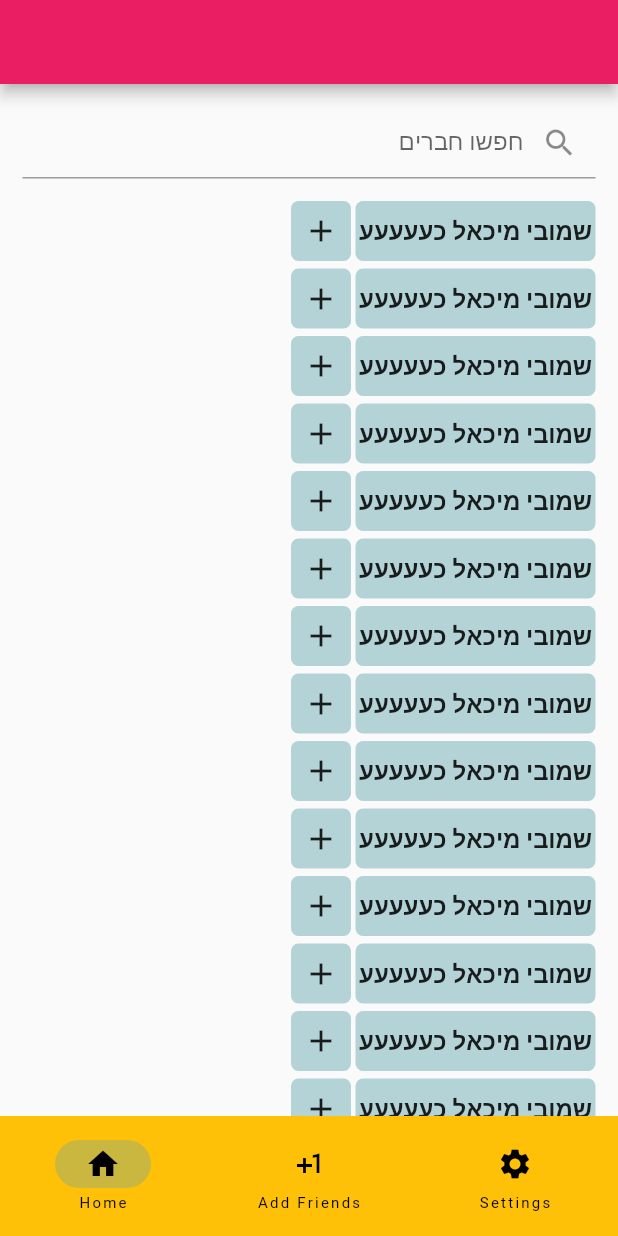
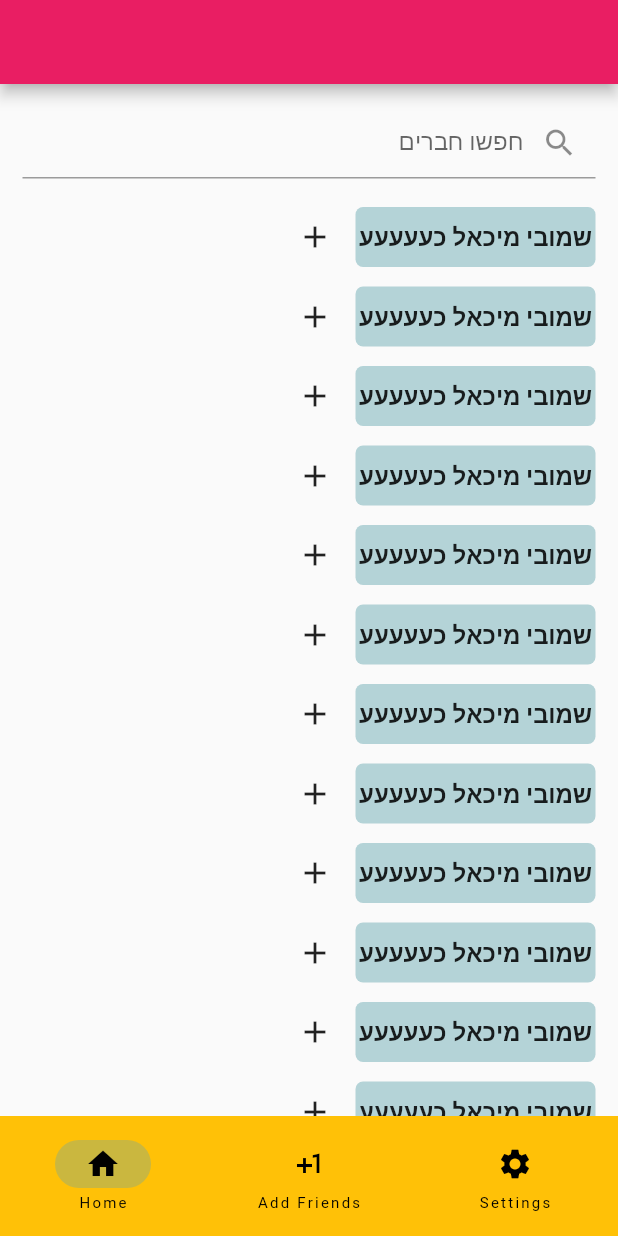
Before and after one commit to Guy-Michael/im_okay_client, a Flutter app: the screen it shows after launch, item 2 of the bottom bar chosen, on a phone screen of 412 x 824 dp. Run offline on Flutter 3.47's test engine with Material 2 defaults, Android fonts, the phone set to English and light mode, and no system bars; our stand-ins replace flutter_contacts, fluttertoast, go_router, shared_preferences.

Commit message:
refactor friends page

```diff
--- a/lib/pages/add_friends_page.dart
+++ b/lib/pages/add_friends_page.dart
@@ -27,7 +27,20 @@ class AddFriendsPageState extends State<AddFriendsPage> {
           child: ListView.builder(
             itemCount: 100,
             itemBuilder: (context, index) {
-              return Pair(name: 'שמובי מיכאל כעעעעע');
+              return Pair(
+                name: 'שמובי מיכאל כעעעעע',
+                appended: IconButton(
+                    // color: Color(0xffb4d3d7),
+                    style: ButtonStyle(
+                        fixedSize: const MaterialStatePropertyAll(Size(50, 50)),
+                        shape: MaterialStatePropertyAll(RoundedRectangleBorder(
+                            borderRadius: BorderRadius.circular(5)))),
+                    onPressed: () => debugPrint("pressed!"),
+                    alignment: Alignment.center,
+                    // decoration: BoxDecoration(
+                    //     color: const Color(0xffb4d3d7)),
+                    icon: const Icon(Icons.add)),
+              );
             },
           ),
         ),
@@ -64,28 +77,22 @@ class UserEntryWidget extends StatelessWidget {
 
 class Pair extends StatelessWidget {
   String name;
-
-  Pair({this.name = '', super.key});
+  Widget? appended;
+  Pair({this.name = '', this.appended, super.key});
 
   @override
   Widget build(BuildContext context) {
     return Container(
         margin: const EdgeInsets.only(bottom: 5, right: 15),
         child: Row(
-          mainAxisAlignment: MainAxisAlignment.end,
+          textDirection: TextDirection.rtl,
           crossAxisAlignment: CrossAxisAlignment.center,
-          children: [
-            Container(
-                width: 40,
-                height: 40,
-                alignment: Alignment.center,
-                decoration: BoxDecoration(
-                    borderRadius: BorderRadius.circular(5),
-                    color: const Color(0xffb4d3d7)),
-                child: const Icon(Icons.add)),
-            const SizedBox(
-              width: 3,
-            ),
+          children: _getChildren(),
+        ));
+  }
+
+  List<Widget> _getChildren() {
+    List<Widget> list = [
       Container(
         alignment: Alignment.center,
         width: 160,
@@ -95,13 +102,20 @@ class Pair extends StatelessWidget {
             color: const Color(0xffb4d3d7)),
         child: Text(name,
             textDirection: TextDirection.rtl,
-                  textAlign: TextAlign.right,
             style: const TextStyle(
               fontSize: 16,
               fontWeight: FontWeight.w700,
             )),
-            ),
-          ],
+      )
+    ];
+
+    if (appended != null) {
+      list.add(const SizedBox(
+        width: 3,
       ));
+      list.add(appended!);
+    }
+
+    return list;
   }
 }
```
Lines whose indentation alone changed are shown as unchanged.
